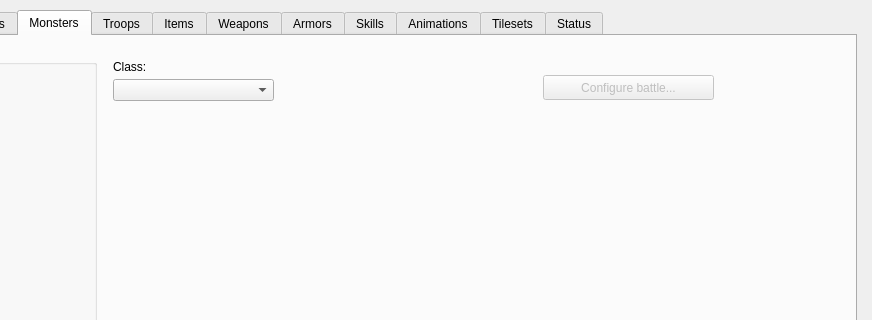
Qt form Dialogs/dialogdatas.ui (RPG-Paper-Maker/RPG-Paper-Maker) before a commit; both pictures show x 128 to 1000 and y 0 to 320 of the 1000 by 650 pixel window.
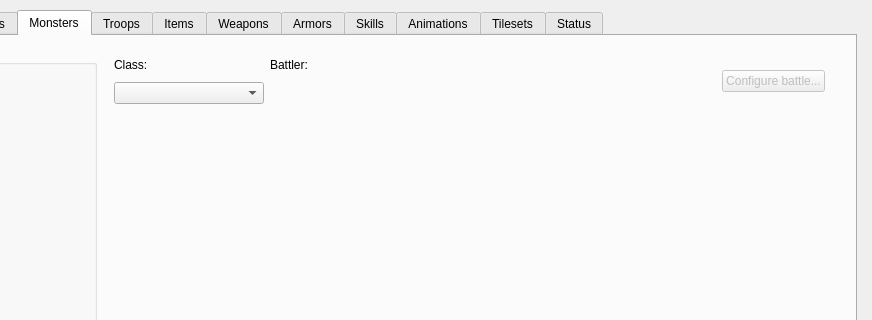
The same form after that commit. The open tabs and pages were chosen to show the change. Custom widgets are drawn as their Qt base class.

Commit message: Add battler to hero / monster

```diff
--- a/Dialogs/dialogdatas.ui
+++ b/Dialogs/dialogdatas.ui
@@ -417,47 +417,81 @@
            </item>
            <item>
             <widget class="QWidget" name="widget_2" native="true">
-             <widget class="QWidget" name="layoutWidget_4">
+             <widget class="QWidget" name="">
               <property name="geometry">
                <rect>
-                <x>10</x>
+                <x>11</x>
                 <y>10</y>
-                <width>161</width>
-                <height>46</height>
+                <width>711</width>
+                <height>52</height>
                </rect>
               </property>
-              <layout class="QVBoxLayout" name="verticalLayout_20" stretch="0,1">
-               <property name="spacing">
-                <number>0</number>
-               </property>
-               <item>
+              <layout class="QGridLayout" name="gridLayout_30">
+               <item row="0" column="0">
                 <widget class="QLabel" name="label_18">
                  <property name="text">
                   <string>Class:</string>
                  </property>
                 </widget>
                </item>
-               <item>
-                <widget class="QComboBox" name="comboBoxMonsterClass"/>
+               <item row="0" column="1">
+                <widget class="QLabel" name="label_6">
+                 <property name="text">
+                  <string>Battler:</string>
+                 </property>
+                </widget>
+               </item>
+               <item row="0" column="2" rowspan="2">
+                <spacer name="horizontalSpacer_4">
+                 <property name="orientation">
+                  <enum>Qt::Horizontal</enum>
+                 </property>
+                 <property name="sizeHint" stdset="0">
+                  <size>
+                   <width>118</width>
+                   <height>38</height>
+                  </size>
+                 </property>
+                </spacer>
+               </item>
+               <item row="0" column="3" rowspan="2">
+                <widget class="QPushButton" name="pushButtonMonsterbattleRewards">
+                 <property name="enabled">
+                  <bool>false</bool>
+                 </property>
+                 <property name="text">
+                  <string>Configure battle...</string>
+                 </property>
+                </widget>
+               </item>
+               <item row="1" column="0">
+                <widget class="QComboBox" name="comboBoxMonsterClass">
+                 <property name="minimumSize">
+                  <size>
+                   <width>150</width>
+                   <height>0</height>
+                  </size>
+                 </property>
+                </widget>
+               </item>
+               <item row="1" column="1">
+                <widget class="WidgetPicture" name="widgetPictureBattlerMonster" native="true">
+                 <property name="minimumSize">
+                  <size>
+                   <width>200</width>
+                   <height>27</height>
+                  </size>
+                 </property>
+                 <property name="maximumSize">
+                  <size>
+                   <width>200</width>
+                   <height>27</height>
+                  </size>
+                 </property>
+                </widget>
                </item>
               </layout>
              </widget>
-             <widget class="QPushButton" name="pushButtonMonsterbattleRewards">
-              <property name="enabled">
-               <bool>false</bool>
-              </property>
-              <property name="geometry">
-               <rect>
-                <x>440</x>
-                <y>30</y>
-                <width>171</width>
-                <height>25</height>
-               </rect>
-              </property>
-              <property name="text">
-               <string>Configure battle...</string>
-              </property>
-             </widget>
             </widget>
            </item>
           </layout>
```
Left out of the diff: 66 changed lines with no effect on the pictures. The commit also changes 8 other files.
